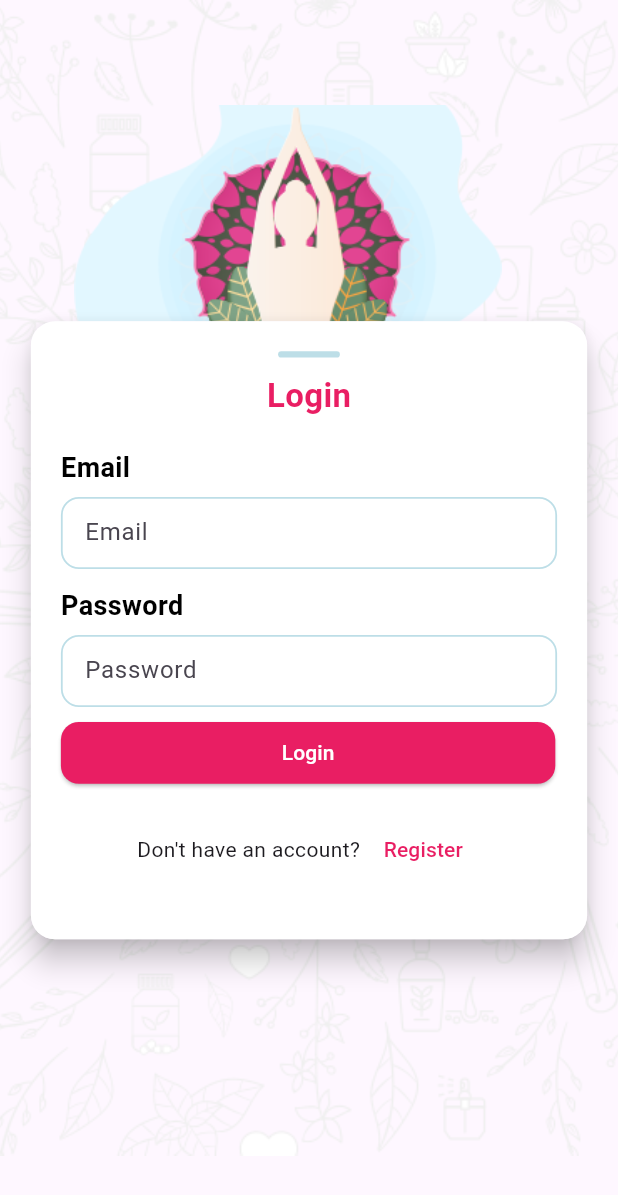
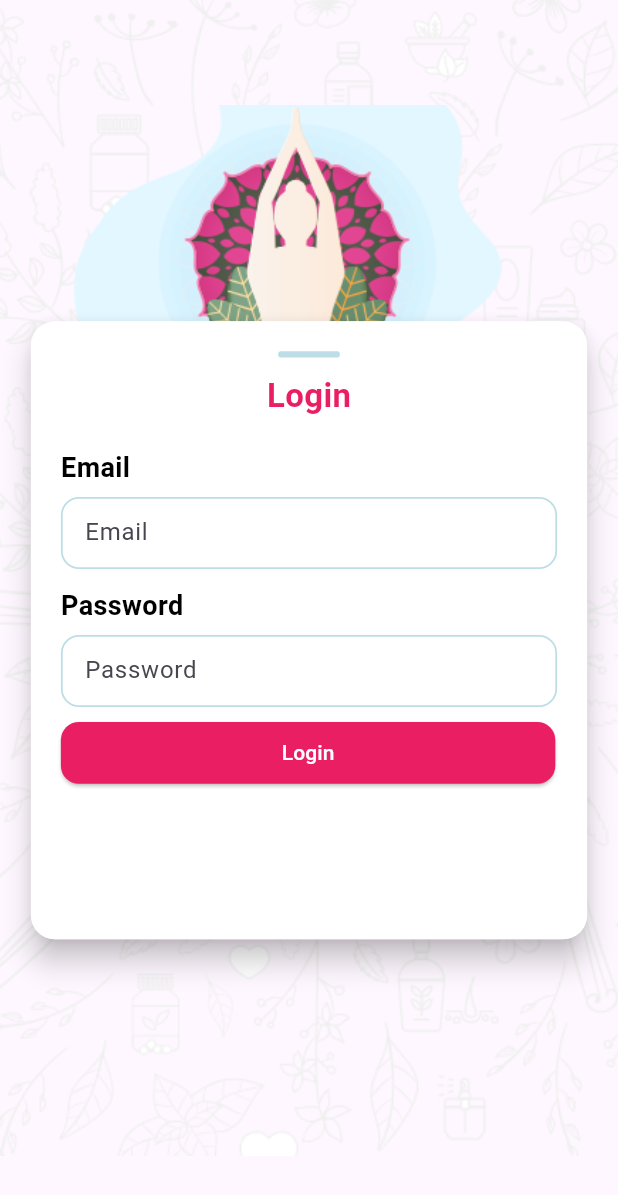
Before and after one commit to saneeswaran/mi_desi_admin, a Flutter app: the LoginPage screen opened directly, on a phone screen of 412 x 824 dp. Shown: the top 1195 px of the screen. Run offline on Flutter 3.47's test engine with Material 3 defaults, Android fonts, the phone set to English and light mode, and no system bars; our stand-ins replace cached_network_image, carousel_slider, chewie, cloud_firestore, dots_indicator, firebase_auth and 13 more; missing offline and left inert: video_thumbnail; accounts and stored records are empty.

Commit message:
admin register disabled

```diff
--- a/lib/screens/admin/auth/login_page.dart
+++ b/lib/screens/admin/auth/login_page.dart
@@ -1,8 +1,5 @@
-import 'dart:developer';
-
 import 'package:desi_shopping_seller/constants/constants.dart';
 import 'package:desi_shopping_seller/providers/auth_providers.dart';
-import 'package:desi_shopping_seller/screens/admin/auth/register_page.dart';
 import 'package:desi_shopping_seller/screens/admin/dash%20board/dash_board_page.dart';
 import 'package:desi_shopping_seller/screens/admin/drawer/advance_drawer_page.dart';
 import 'package:desi_shopping_seller/util/util.dart';
@@ -159,31 +156,31 @@ class _LoginPageState extends State<LoginPage> {
                                       ),
                                     ),
                                     const SizedBox(height: 20),
-                                    Row(
-                                      mainAxisAlignment:
-                                          MainAxisAlignment.center,
-                                      children: [
-                                        const Text("Don't have an account? "),
-                                        TextButton(
-                                          onPressed: () {
-                                            log("Register");
-                                            Navigator.push(
-                                              context,
-                                              MaterialPageRoute(
-                                                builder: (context) =>
-                                                    const RegisterPage(),
-                                              ),
-                                            );
-                                          },
-                                          child: const Text(
-                                            "Register",
-                                            style: TextStyle(
-                                              color: Colors.pink,
-                                            ),
-                                          ),
-                                        ),
-                                      ],
-                                    ),
+                                    // Row(
+                                    //   mainAxisAlignment:
+                                    //       MainAxisAlignment.center,
+                                    //   children: [
+                                    //     const Text("Don't have an account? "),
+                                    //     TextButton(
+                                    //       onPressed: () {
+
+                                    //         Navigator.push(
+                                    //           context,
+                                    //           MaterialPageRoute(
+                                    //             builder: (context) =>
+                                    //                 const RegisterPage(),
+                                    //           ),
+                                    //         );
+                                    //       },
+                                    //       child: const Text(
+                                    //         "Register",
+                                    //         style: TextStyle(
+                                    //           color: Colors.pink,
+                                    //         ),
+                                    //       ),
+                                    //     ),
+                                    //   ],
+                                    // ),
                                   ],
                                 ),
                               ),
```
